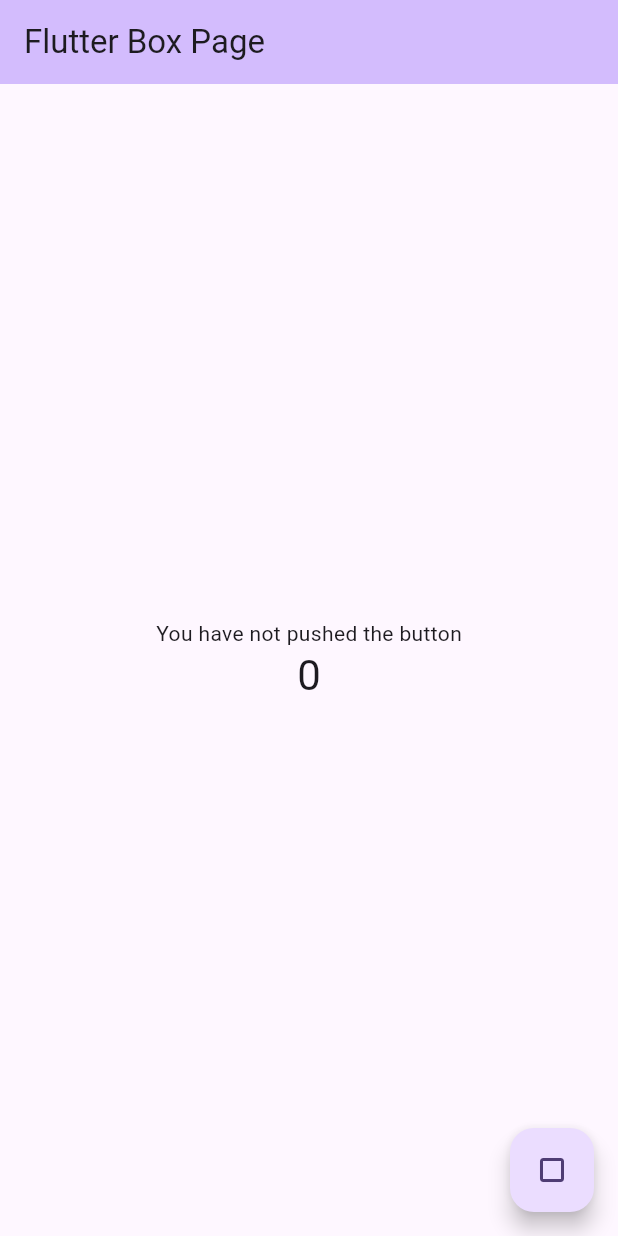
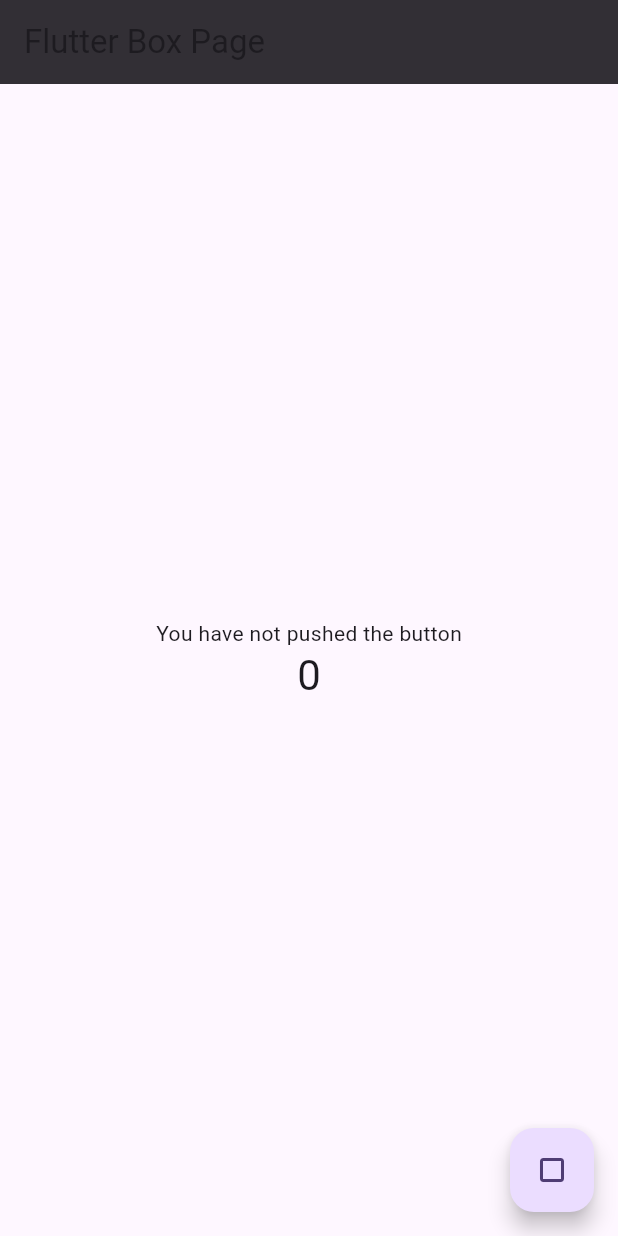
Before and after one commit to P0labrD/flutter_box, a Flutter app: the screen it shows after launch, on a phone screen of 412 x 824 dp. Run offline on Flutter 3.47's test engine with Material 2 defaults, Android fonts, the phone set to English and light mode, and no system bars.

Commit message:
fix(main): change style

```diff
--- a/lib/main.dart
+++ b/lib/main.dart
@@ -67,7 +67,7 @@
         // TRY THIS: Try changing the color here to a specific color (to
         // Colors.amber, perhaps?) and trigger a hot reload to see the AppBar
         // change color while the other colors stay the same.
-        backgroundColor: Theme.of(context).colorScheme.inversePrimary,
+        backgroundColor: Theme.of(context).colorScheme.inverseSurface,
         // Here we take the value from the MyHomePage object that was created by
         // the App.build method, and use it to set our appbar title.
         title: Text(widget.title),
```
